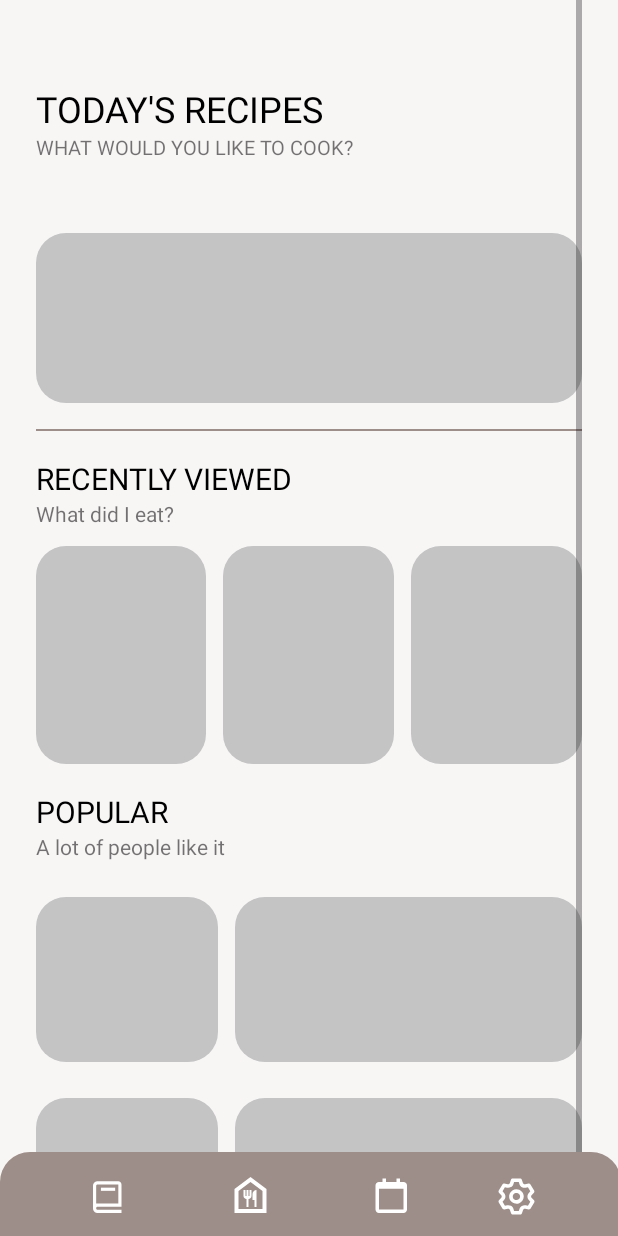
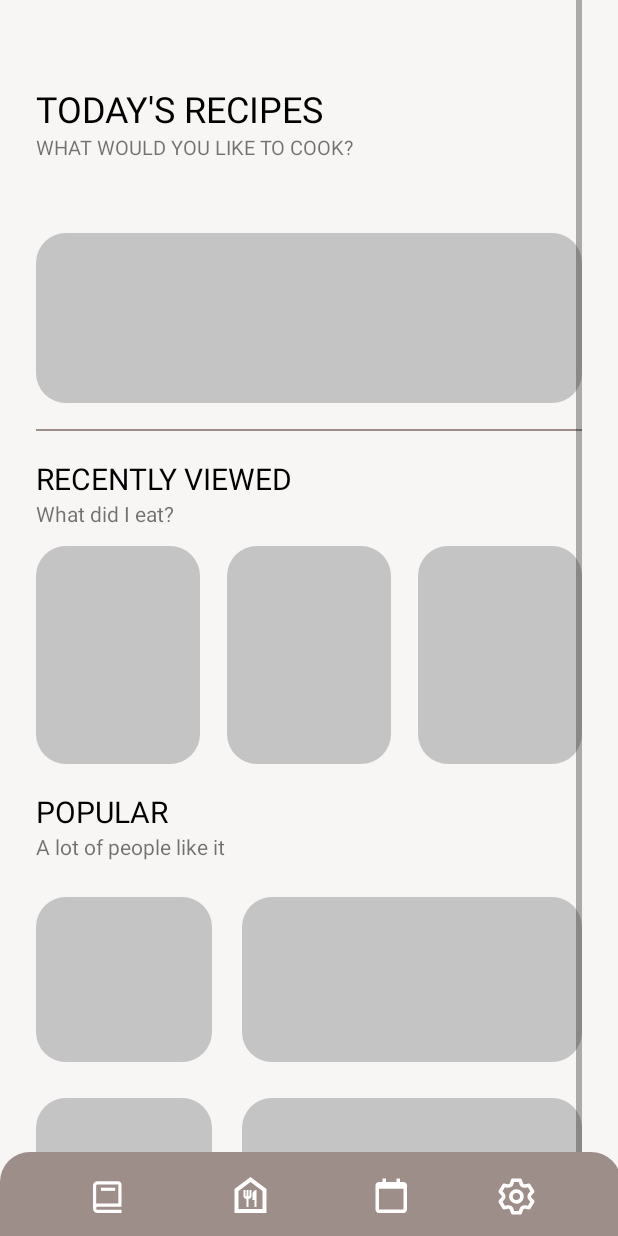
Before and after one commit to HJChuiva/VeganDiary, an Android app: the MainActivity screen opened directly, with no data from a screen before it, on a phone screen of 412 x 824 dp. Run offline under Robolectric (Android 15) with nearby library versions, the phone set to English and light mode, and no system bars; Roboto replaces fonts that are not available here.

Commit message:
세팅 수정

```diff
--- a/app/src/main/res/layout/activity_main.xml
+++ b/app/src/main/res/layout/activity_main.xml
@@ -96,8 +96,8 @@
                     android:layout_width="98dp"
                     android:layout_height="145dp"
                     android:background="#00ff0000"
-                    android:layout_marginLeft="11dp"
-                    android:layout_marginRight="11dp"
+                    android:layout_marginLeft="18dp"
+                    android:layout_marginRight="18dp"
                     android:layout_weight="1"
                     app:srcCompat="@drawable/rectangle_basic" />
                 <ImageButton
@@ -136,7 +136,7 @@
                     android:layout_width="98dp"
                     android:layout_height="110dp"
                     android:layout_marginTop="24dp"
-                    android:layout_marginRight="11dp"
+                    android:layout_marginRight="20dp"
                     android:layout_weight="1"
 
                     app:srcCompat="@drawable/rectangle_basic" />
@@ -157,7 +157,7 @@
                     android:layout_width="98dp"
                     android:layout_height="110dp"
                     android:layout_marginTop="24dp"
-                    android:layout_marginRight="11dp"
+                    android:layout_marginRight="20dp"
                     android:layout_weight="1"
                     app:srcCompat="@drawable/rectangle_basic" />
 
```
Also changed, not shown: app/src/main/res/drawable-v24/ic_rectangle_189.xml (deleted, +0 -11 lines), app/src/main/res/drawable/big_rectangle.xml (deleted, +0 -11 lines), app/src/main/res/drawable/ic_rectangle_167.xml (deleted, +0 -7 lines).
